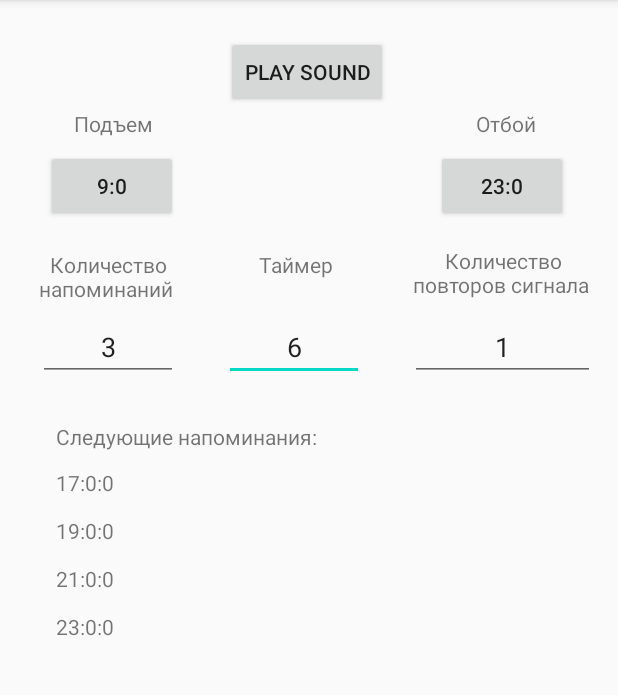
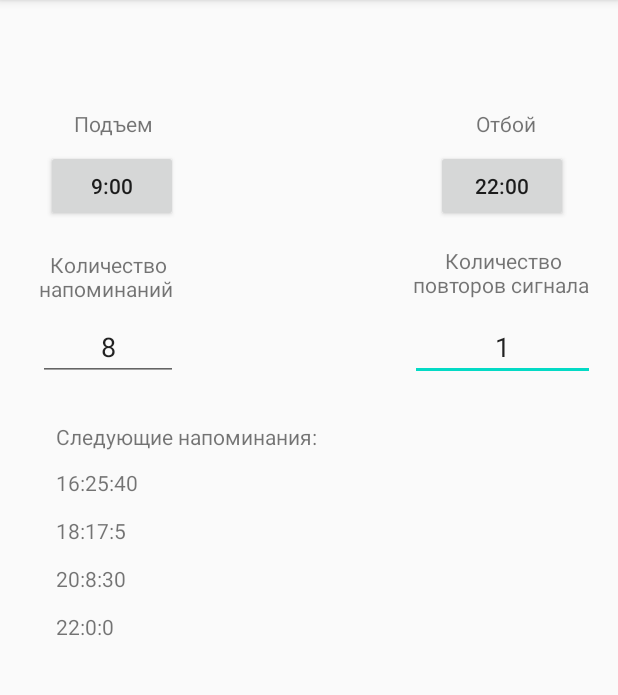
Before and after one commit to kirkaDev/NurseApp, an Android app: the screen it shows after launch (MainActivity), on a phone screen of 412 x 824 dp, the part 84-779 px from its top. Run offline under Robolectric (Android 15) with nearby library versions, the phone set to English and light mode, and no system bars.

Commit message:
for Russian: - таймер работает по расписанию (MainActivity) - настройки сохраняются и загружаются.

```diff
--- a/nurseapp/src/main/java/com/desiredsoftware/nurseapp/MainActivity.java
+++ b/nurseapp/src/main/java/com/desiredsoftware/nurseapp/MainActivity.java
@@ -52,7 +52,6 @@ public class  MainActivity extends AppCompatActivity implements TimePickerDialog
     final static String PREFERENCES_SOUND_REPEAT_AMOUNT = "sound_repeat";
     final static String PREFERENCES_NOTIFICATIONS_AMOUNT = "notifications_amount";
 
-
     TextView textViewTimePoints;
 
     Button btn_wakeUpTime;
@@ -62,36 +61,23 @@ public class  MainActivity extends AppCompatActivity implements TimePickerDialog
     EditText editText_soundRepeatAmount;
     EditText editText_timerPeriod;
 
-
-
-
-
     @Override
     protected void onCreate(Bundle savedInstanceState) {
         super.onCreate(savedInstanceState);
         setContentView(R.layout.activity_main);
-
-
 
         // TODO: Landcape layout
         setRequestedOrientation(ActivityInfo.SCREEN_ORIENTATION_PORTRAIT);
 
         savedSettings = getSharedPreferences(APP_PREFERENCES, Context.MODE_PRIVATE);
 
-
         scheduleExmpl = new Schedule();
         scheduleArray =  scheduleExmpl.GetSchedule();
 
         timerArray = new ArrayList<Timer>();
 
-
-
         btn_wakeUpTime = findViewById(R.id.btn_wakeUpTime);
-        btn_wakeUpTime.setText(scheduleExmpl.GetWakeupTime().getTimeValue()[0] + ":" + scheduleExmpl.GetWakeupTime().getTimeValue()[1]);
-
         btn_toSleepTime = findViewById(R.id.btn_tpSleepTime);
-        btn_toSleepTime.setText(scheduleExmpl.GetToSleepTime().getTimeValue()[0] + ":" + scheduleExmpl.GetToSleepTime().getTimeValue()[1]);
-
         editText_notificationsAmount = findViewById(R.id.editText_notificationsAmount);
         editText_soundRepeatAmount = findViewById(R.id.editText_soundRepeatAmount);
         editText_timerPeriod = findViewById(R.id.editText_timerPeriod);
@@ -148,7 +134,6 @@ public class  MainActivity extends AppCompatActivity implements TimePickerDialog
         soundPoolPlayer = new SoundPoolPlayer(this, (AudioManager) getSystemService(Context.AUDIO_SERVICE));
 
         showSchedule();
-
     }
 
 
@@ -157,8 +142,6 @@ public class  MainActivity extends AppCompatActivity implements TimePickerDialog
         super.onPause();
         saveSharedPreferences();
     }
-
-
 
     @Override
     protected void onStop() {
@@ -192,7 +175,6 @@ public class  MainActivity extends AppCompatActivity implements TimePickerDialog
 
             switch (whatTimePickerWasPressed)
             {
-
                 case TIME_PICKER_WAKEUP:
                 {
                     String txtFromBtnSleepTime = btn_toSleepTime.getText().toString();
@@ -243,9 +225,22 @@ public class  MainActivity extends AppCompatActivity implements TimePickerDialog
 
     void loadSavedSettings()
     {
+        editText_soundRepeatAmount.setText(String.valueOf(savedSettings.getInt(PREFERENCES_SOUND_REPEAT_AMOUNT,1)));
 
-        editText_soundRepeatAmount.setText(String.valueOf(savedSettings.getInt(PREFERENCES_SOUND_REPEAT_AMOUNT,1)));
-        editText_notificationsAmount.setText(String.valueOf(savedSettings.getInt(PREFERENCES_NOTIFICATIONS_AMOUNT,3)));
+        int notificationsFromPreferences = savedSettings.getInt(PREFERENCES_NOTIFICATIONS_AMOUNT,8);
+
+        editText_notificationsAmount.setText(String.valueOf(notificationsFromPreferences));
+        scheduleExmpl.SetNotificationsPerDay(notificationsFromPreferences);
+
+        String getWakeup = savedSettings.getString(PREFERENCES_WAKEUP_TIME, "9:00");
+        String getToSleep = savedSettings.getString(PREFERENCES_TO_SLEEP_TIME, "22:00");
+
+        scheduleExmpl.SetWakeupTime(Time.fromStringToTime(getWakeup));
+        scheduleExmpl.SetToSleepTime(Time.fromStringToTime(getToSleep));
+
+        btn_wakeUpTime.setText(getWakeup);
+        btn_toSleepTime.setText(getToSleep);
+        refreshSchedule();
     }
 
     void showSchedule()
--- a/nurseapp/src/main/res/layout/activity_main.xml
+++ b/nurseapp/src/main/res/layout/activity_main.xml
@@ -7,6 +7,7 @@
     tools:context=".MainActivity">
 
     <Button
+        android:visibility="invisible"
         android:id="@+id/button"
         android:layout_width="wrap_content"
         android:layout_height="wrap_content"
@@ -41,6 +42,7 @@
         app:layout_constraintTop_toBottomOf="@+id/button" />
 
     <EditText
+        android:visibility="invisible"
         android:id="@+id/editText_timerPeriod"
         android:layout_width="93dp"
         android:layout_height="42dp"
@@ -83,6 +85,7 @@
 
 
     <TextView
+        android:visibility="invisible"
         android:id="@+id/txtView_timerPeriod"
         android:layout_width="124dp"
         android:layout_height="40dp"
```
